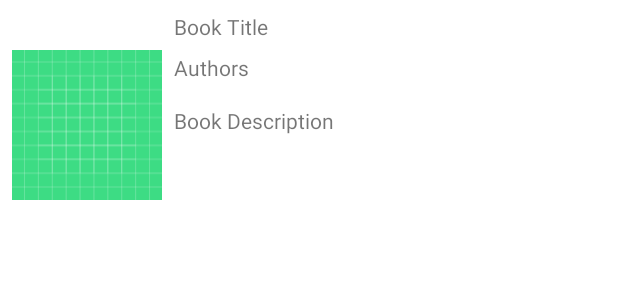
After one commit to PabloGradolph/Kritika, an Android app: the layout book_item.xml on its own in the app's theme, with its tools: preview values and no code run, on a phone screen of 412 x 824 dp. The commit adds this screen. Shown: the top 300 px of the screen. Run offline under Robolectric (Android 15) with nearby library versions, the phone set to English and light mode, and no system bars.

Commit message:
Functionality to view books with GoogleBooksApi implemented

```diff
--- a/app/src/main/AndroidManifest.xml
+++ b/app/src/main/AndroidManifest.xml
@@ -17,6 +17,9 @@
         android:supportsRtl="true"
         android:theme="@style/Theme.MaterialComponents.Light.NoActionBar"
         tools:targetApi="31">
+        <activity
+            android:name=".BooksActivity"
+            android:exported="false" />
         <activity
             android:name=".MusicActivity"
             android:exported="false" />
--- a/app/src/main/java/es/uc3m/mobileApps/kritika/MoviesActivity.java
+++ b/app/src/main/java/es/uc3m/mobileApps/kritika/MoviesActivity.java
@@ -85,7 +85,7 @@ public class MoviesActivity extends AppCompatActivity {
                 }
             }
 
-            return movies; // Retorna la lista completa de películas después de iterar a través de las páginas
+            return movies;
         }
 
         @Override
--- /dev/null
+++ b/app/src/main/res/layout/book_item.xml
@@ -0,0 +1,48 @@
+<?xml version="1.0" encoding="utf-8"?>
+<androidx.constraintlayout.widget.ConstraintLayout xmlns:android="http://schemas.android.com/apk/res/android"
+    xmlns:app="http://schemas.android.com/apk/res-auto"
+    android:layout_width="match_parent"
+    android:layout_height="wrap_content"
+    android:padding="8dp">
+
+    <ImageView
+        android:id="@+id/imageViewThumbnail"
+        android:layout_width="100dp"
+        android:layout_height="150dp"
+        android:src="@drawable/ic_launcher_background"
+        app:layout_constraintStart_toStartOf="parent"
+        app:layout_constraintTop_toTopOf="parent"/>
+
+    <TextView
+        android:id="@+id/tvTitle"
+        android:layout_width="0dp"
+        android:layout_height="wrap_content"
+        android:layout_marginStart="8dp"
+        android:text="Book Title"
+        app:layout_constraintStart_toEndOf="@+id/imageViewThumbnail"
+        app:layout_constraintTop_toTopOf="@+id/imageViewThumbnail"
+        app:layout_constraintEnd_toEndOf="parent"/>
+
+    <TextView
+        android:id="@+id/tvAuthors"
+        android:layout_width="0dp"
+        android:layout_height="wrap_content"
+        android:layout_marginStart="8dp"
+        android:layout_marginTop="8dp"
+        android:text="Authors"
+        app:layout_constraintStart_toEndOf="@+id/imageViewThumbnail"
+        app:layout_constraintTop_toBottomOf="@+id/tvTitle"
+        app:layout_constraintEnd_toEndOf="parent"/>
+
+    <TextView
+        android:id="@+id/tvDescription"
+        android:layout_width="0dp"
+        android:layout_height="wrap_content"
+        android:layout_marginStart="8dp"
+        android:layout_marginTop="16dp"
+        android:text="Book Description"
+        app:layout_constraintEnd_toEndOf="parent"
+        app:layout_constraintStart_toEndOf="@+id/imageViewThumbnail"
+        app:layout_constraintTop_toBottomOf="@+id/tvAuthors" />
+
+</androidx.constraintlayout.widget.ConstraintLayout>
```
Also changed, not shown: app/src/main/java/es/uc3m/mobileApps/kritika/BooksActivity.java (added, +97 -0 lines), app/src/main/java/es/uc3m/mobileApps/kritika/BooksAdapter.java (added, +64 -0 lines), app/src/main/java/es/uc3m/mobileApps/kritika/DashboardUserActivity.java (+9 -0 lines), app/src/main/java/es/uc3m/mobileApps/kritika/model/Book.java (added, +209 -0 lines), app/src/main/res/layout/activity_books.xml (added, +22 -0 lines), app/src/main/res/layout/activity_dashboard_user.xml (+11 -0 lines).
